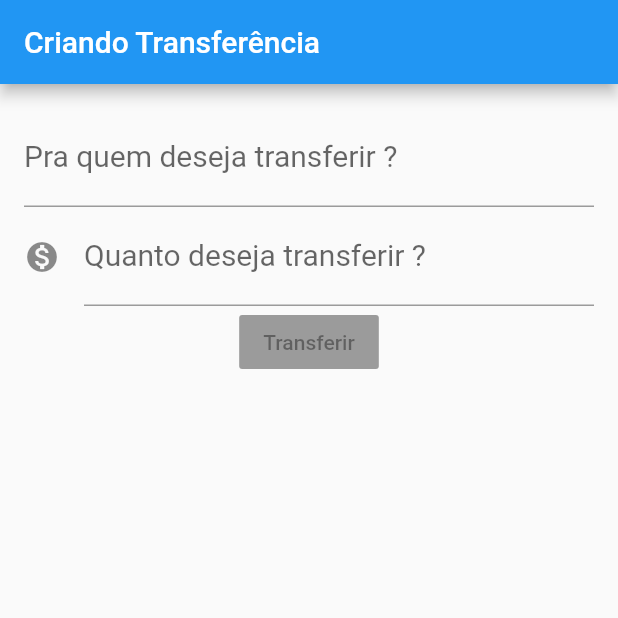
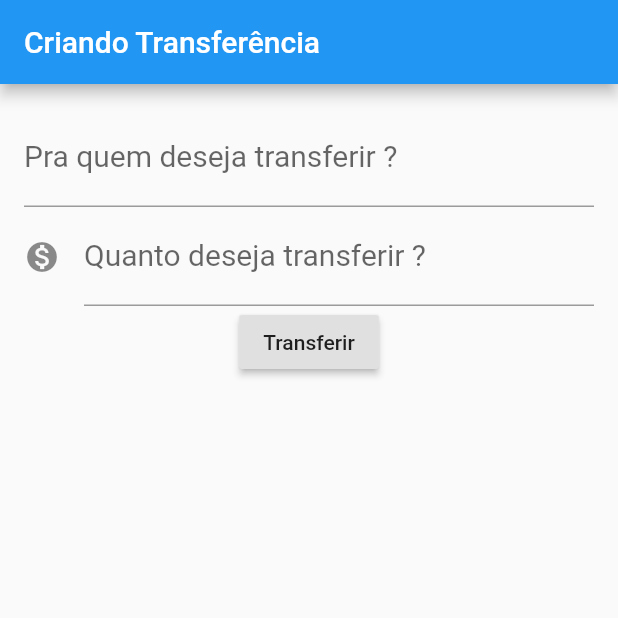
Before and after one commit to mateuschaves/bytebank-flutter, a Flutter app: the screen it shows after launch, on a phone screen of 412 x 824 dp, the top half of it. Run offline on Flutter 3.47's test engine with Material 2 defaults, Android fonts, the phone set to English and light mode, and no system bars.

```diff
--- a/lib/main.dart
+++ b/lib/main.dart
@@ -14,6 +14,14 @@ class BytebankApp extends StatelessWidget {
 }
 
 class FormularioTransferencia extends StatelessWidget {
+  final TextEditingController _controllerName = TextEditingController();
+  final TextEditingController _controllerPrice = TextEditingController();
+
+  createTransaction() {
+    final String name = _controllerName.text;
+    final String price = _controllerPrice.text;
+  }
+
   @override
   Widget build(BuildContext context) {
     return Scaffold(
@@ -23,30 +31,56 @@ class FormularioTransferencia extends StatelessWidget {
       body: Padding(
           padding: const EdgeInsets.all(16.0),
           child: Column(children: <Widget>[
-            TextField(
-              style: TextStyle(
-                fontSize: 20,
-              ),
-              decoration: InputDecoration(
-                labelText: 'Pra quem deseja transferir ?',
-                hintText: 'Ex. Mateus Henrique',
-              ),
+            Editor(
+              controller: _controllerName,
+              hint: 'Ex. Mateus Henrique',
+              label: 'Pra quem deseja transferir ?',
+              keyboardType: TextInputType.name,
+            ),
+            Editor(
+              controller: _controllerPrice,
+              hint: 'Ex. R\$ 100,00',
+              label: 'Quanto deseja transferir ?',
               keyboardType: TextInputType.number,
-            ),
-            TextField(
-              style: TextStyle(
-                fontSize: 20,
-              ),
-              decoration: InputDecoration(
-                  labelText: 'Quanto deseja transferir ?',
-                  hintText: 'R\$ 10.00',
-                  icon: Icon(Icons.monetization_on)),
-              keyboardType: TextInputType.number,
+              icon: Icon(Icons.monetization_on),
             ),
             RaisedButton(
               child: Text('Transferir'),
+              onPressed: () => createTransaction(),
             ),
           ])),
+    );
+  }
+}
+
+class Editor extends StatelessWidget {
+  final TextEditingController controller;
+  final String label;
+  final String hint;
+  final Icon icon;
+  final TextInputType keyboardType;
+
+  Editor({
+    this.controller,
+    this.hint,
+    this.label,
+    this.icon,
+    this.keyboardType,
+  });
+
+  @override
+  Widget build(BuildContext context) {
+    return TextField(
+      controller: controller,
+      style: TextStyle(
+        fontSize: 20,
+      ),
+      decoration: InputDecoration(
+        labelText: label,
+        hintText: hint,
+        icon: icon,
+      ),
+      keyboardType: keyboardType,
     );
   }
 }
@@ -88,7 +122,6 @@ class ItemTransferencia extends StatelessWidget {
 
   @override
   Widget build(BuildContext context) {
-    // TODO: implement build
     return Card(
       child: ListTile(
           leading: Icon(Icons.monetization_on),
```
